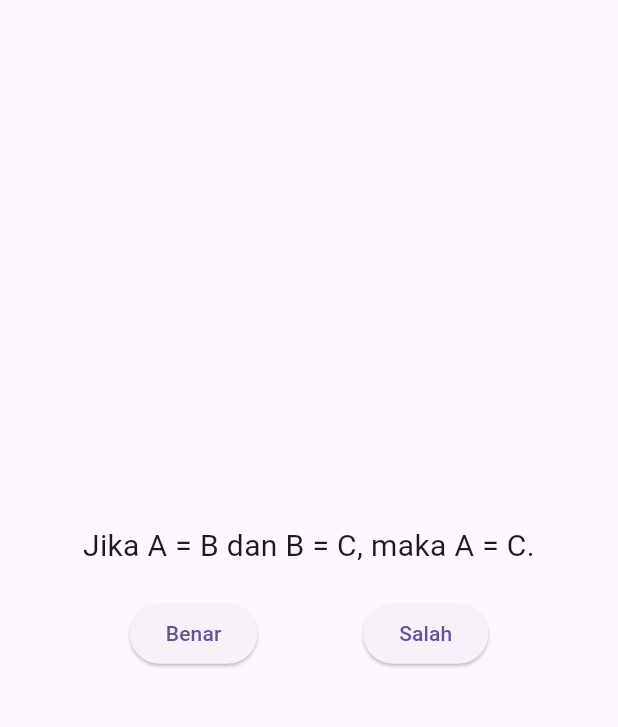
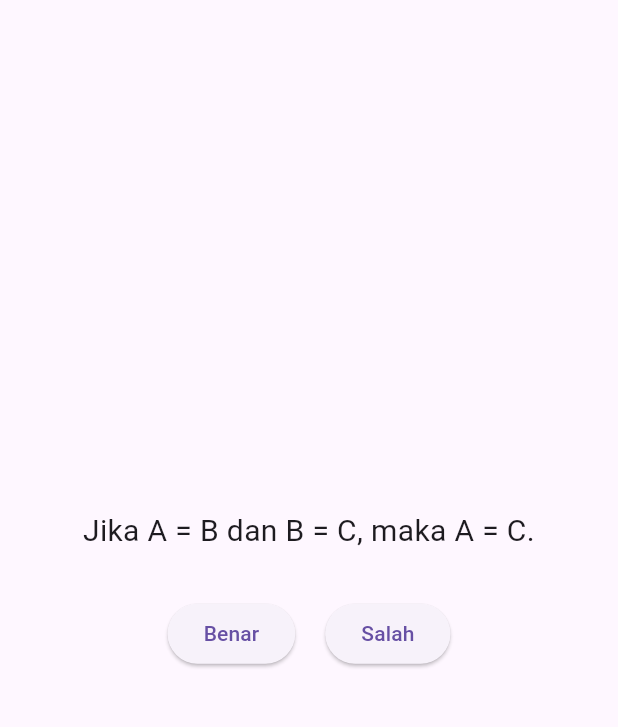
Before and after one commit to usmanasegaf/projek_uts, a Flutter app: the screen it shows after launch, on a phone screen of 412 x 824 dp, the part 63-790 px from its top. Run offline on Flutter 3.47's test engine with Material 3 defaults, Android fonts, the phone set to English and light mode, and no system bars; our stand-ins replace fluttertoast.

Commit message:
penyesuaian score

```diff
--- a/lib/main.dart
+++ b/lib/main.dart
@@ -87,7 +87,7 @@ class _LogicGameState extends State<LogicGame> {
                   ),
                   SizedBox(height: 20),
                   Text(
-                    'Skor Anda: $score/${questions.length}',
+                    'Skor Anda: ${score * 25}/${questions.length * 25}',
                     style: TextStyle(fontSize: 20),
                   ),
                   SizedBox(height: 20),
@@ -110,15 +110,21 @@ class _LogicGameState extends State<LogicGame> {
                   ),
                   SizedBox(height: 20),
                   Row(
-                    mainAxisAlignment: MainAxisAlignment.spaceEvenly,
+                    mainAxisAlignment: MainAxisAlignment.center,
                     children: [
-                      ElevatedButton(
-                        onPressed: () => checkAnswer(true),
-                        child: Text('Benar'),
+                      Padding(
+                        padding: const EdgeInsets.all(10.0),
+                        child: ElevatedButton(
+                          onPressed: () => checkAnswer(true),
+                          child: Text('Benar'),
+                        ),
                       ),
-                      ElevatedButton(
-                        onPressed: () => checkAnswer(false),
-                        child: Text('Salah'),
+                      Padding(
+                        padding: const EdgeInsets.all(10.0),
+                        child: ElevatedButton(
+                          onPressed: () => checkAnswer(false),
+                          child: Text('Salah'),
+                        ),
                       ),
                     ],
                   ),
```
